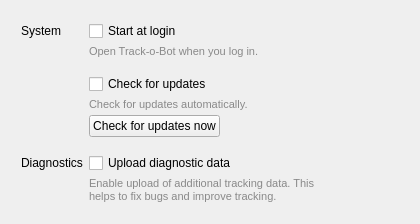
The window that src/ui/SettingsWidget.ui (stevschmid/track-o-bot) describes before a commit, drawn with Qt 5.
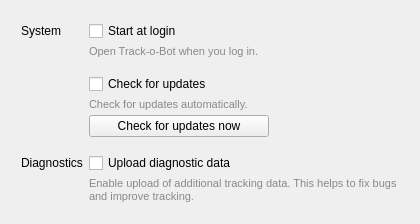
The same window after the commit.

```diff
--- a/src/ui/SettingsWidget.ui
+++ b/src/ui/SettingsWidget.ui
@@ -31,7 +31,7 @@
    <item>
     <layout class="QFormLayout" name="formLayout">
      <property name="fieldGrowthPolicy">
-      <enum>QFormLayout::FieldsStayAtSizeHint</enum>
+      <enum>QFormLayout::AllNonFixedFieldsGrow</enum>
      </property>
      <property name="verticalSpacing">
       <number>4</number>
@@ -101,6 +101,18 @@
        <property name="enabled">
         <bool>true</bool>
        </property>
+       <property name="sizePolicy">
+        <sizepolicy hsizetype="Fixed" vsizetype="Fixed">
+         <horstretch>0</horstretch>
+         <verstretch>0</verstretch>
+        </sizepolicy>
+       </property>
+       <property name="minimumSize">
+        <size>
+         <width>180</width>
+         <height>0</height>
+        </size>
+       </property>
        <property name="text">
         <string>Check for updates now</string>
        </property>
```
